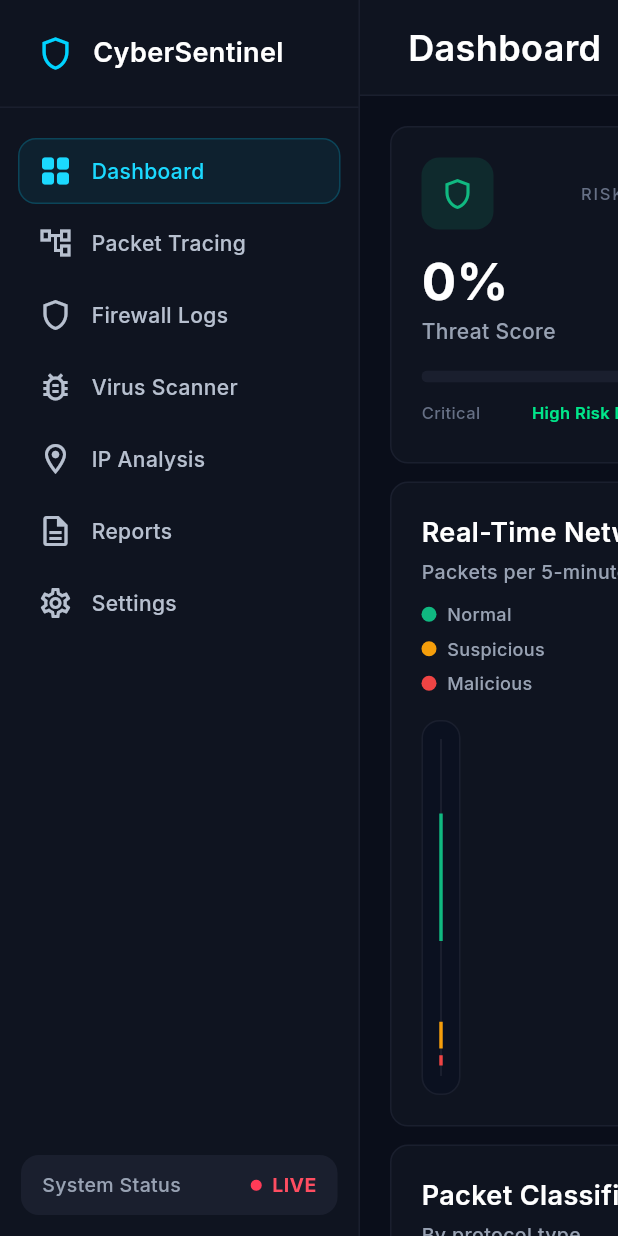
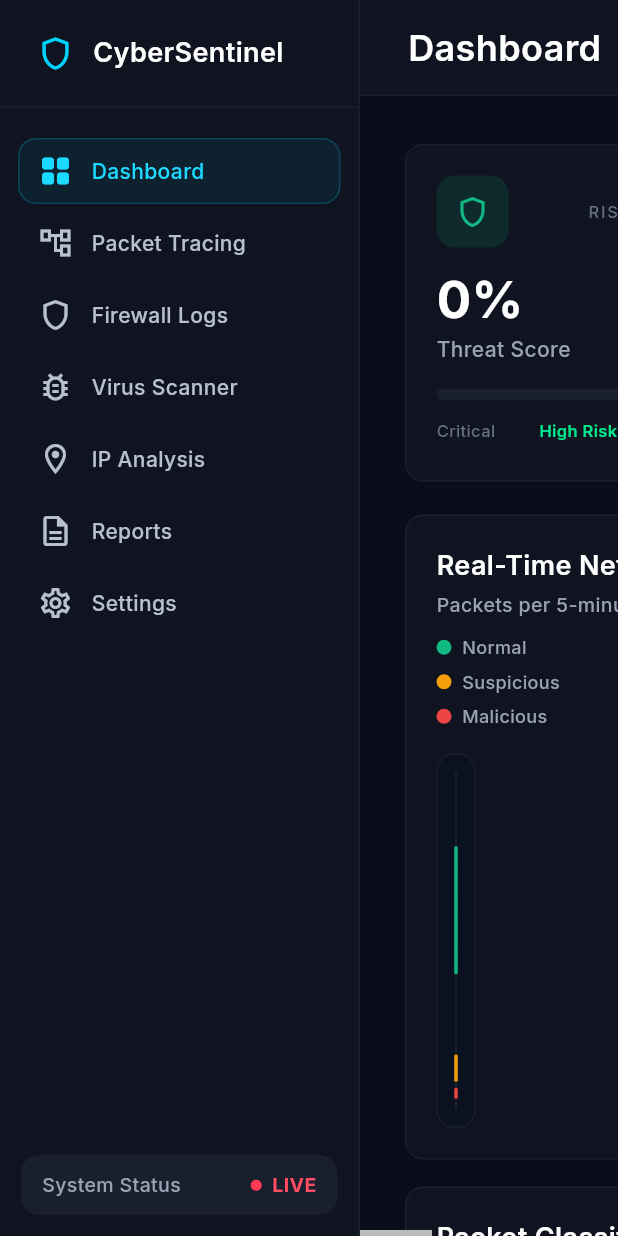
Before and after one commit to hammad-umt/cybersentinel, a Flutter app: the screen it shows after launch, on a phone screen of 412 x 824 dp. Run offline on Flutter 3.47's test engine with Material 3 defaults, Android fonts, the phone set to English and light mode, and no system bars; our stand-ins replace google_fonts.

Commit message:
(fix): improved dashboard ui

```diff
--- a/lib/widgets/dashbaord/dashboard_screen.dart
+++ b/lib/widgets/dashbaord/dashboard_screen.dart
@@ -8,7 +8,7 @@ void showNotImplemented(BuildContext context) {
 }
 
 class DashboardLayout extends StatelessWidget {
-  const DashboardLayout({required this.child});
+  const DashboardLayout({super.key, required this.child});
 
   final Widget child;
 
@@ -37,8 +37,30 @@ class DashboardLayout extends StatelessWidget {
   }
 }
 
-class DashboardScreen extends StatelessWidget {
+class DashboardScreen extends StatefulWidget {
   const DashboardScreen({super.key});
+
+  @override
+  State<DashboardScreen> createState() => _DashboardScreenState();
+}
+
+class _DashboardScreenState extends State<DashboardScreen> {
+  late ScrollController _horizontalController;
+  late ScrollController _verticalController;
+
+  @override
+  void initState() {
+    super.initState();
+    _horizontalController = ScrollController();
+    _verticalController = ScrollController();
+  }
+
+  @override
+  void dispose() {
+    _horizontalController.dispose();
+    _verticalController.dispose();
+    super.dispose();
+  }
 
   @override
   Widget build(BuildContext context) {
@@ -50,12 +72,14 @@ class DashboardScreen extends StatelessWidget {
               : constraints.maxWidth;
 
           return Scrollbar(
+            controller: _horizontalController,
             thumbVisibility: true,
             child: SingleChildScrollView(
+              controller: _horizontalController,
               scrollDirection: Axis.horizontal,
               child: SizedBox(
                 width: desktopBodyWidth,
-                child: const _DashboardBody(),
+                child: _DashboardBody(verticalController: _verticalController),
               ),
             ),
           );
@@ -65,9 +89,16 @@ class DashboardScreen extends StatelessWidget {
   }
 }
 
-class _DashboardBody extends StatelessWidget {
-  const _DashboardBody();
+class _DashboardBody extends StatefulWidget {
+  const _DashboardBody({required this.verticalController});
 
+  final ScrollController verticalController;
+
+  @override
+  State<_DashboardBody> createState() => _DashboardBodyState();
+}
+
+class _DashboardBodyState extends State<_DashboardBody> {
   @override
   Widget build(BuildContext context) {
     return Column(
@@ -130,7 +161,7 @@ class _DashboardBody extends StatelessWidget {
                       ],
                     ),
                   ),
-                  const SizedBox(width: 12),
+                  const SizedBox(width: 2),
                   _ActionButton(
                     onTap: () => showNotImplemented(context),
                     child: const SizedBox(
@@ -190,19 +221,26 @@ class _DashboardBody extends StatelessWidget {
         ),
         Expanded(
           child: Scrollbar(
+            controller: widget.verticalController,
             thumbVisibility: true,
             child: SingleChildScrollView(
+              controller: widget.verticalController,
               padding: const EdgeInsets.all(20),
-              child: const Column(
+              child: Container(
+                margin: const EdgeInsets.fromLTRB(10, 12, 10, 12),
+                child: Column(
                   crossAxisAlignment: CrossAxisAlignment.stretch,
                   children: [
                     SizedBox(
                       height: 225,
                       child: Row(
                         children: [
-                        Expanded(child: _ThreatScoreCard()),
-                        SizedBox(width: 12),
-                        Expanded(
+                          const Expanded(
+                            child: _HoverableCard(child: _ThreatScoreCard()),
+                          ),
+                          const SizedBox(width: 12),
+                          const Expanded(
+                            child: _HoverableCard(
                               child: _KpiCard(
                                 icon: Icons.warning_amber_rounded,
                                 iconColor: Color(0xFFEF4444),
@@ -213,8 +251,10 @@ class _DashboardBody extends StatelessWidget {
                                 deltaColor: Color(0xFFF87171),
                               ),
                             ),
-                        SizedBox(width: 12),
-                        Expanded(
+                          ),
+                          const SizedBox(width: 12),
+                          const Expanded(
+                            child: _HoverableCard(
                               child: _KpiCard(
                                 icon: Icons.show_chart_rounded,
                                 iconColor: Color(0xFF3B82F6),
@@ -225,8 +265,10 @@ class _DashboardBody extends StatelessWidget {
                                 deltaColor: Color(0xFF98A2B3),
                               ),
                             ),
-                        SizedBox(width: 12),
-                        Expanded(
+                          ),
+                          const SizedBox(width: 12),
+                          const Expanded(
+                            child: _HoverableCard(
                               child: _KpiCard(
                                 icon: Icons.language,
                                 iconColor: Color(0xFFF59E0B),
@@ -237,28 +279,46 @@ class _DashboardBody extends StatelessWidget {
                                 deltaColor: Color(0xFF34D399),
                               ),
                             ),
+                          ),
                         ],
                       ),
                     ),
-                  SizedBox(height: 12),
-                  SizedBox(
+                    const SizedBox(height: 12),
+                    Padding(
+                      padding: const EdgeInsets.only(top: 10, bottom: 6),
+                      child: SizedBox(
                         height: 430,
                         child: Row(
                           children: [
-                        Expanded(flex: 2, child: _TrafficCard()),
+                            Expanded(
+                              flex: 2,
+                              child: _HoverableCard(child: _TrafficCard()),
+                            ),
                             SizedBox(width: 12),
-                        Expanded(child: _AlertsCard()),
+                            Expanded(
+                              child: _HoverableCard(child: _AlertsCard()),
+                            ),
                           ],
                         ),
                       ),
-                  SizedBox(height: 12),
-                  SizedBox(
+                    ),
+                    const SizedBox(height: 12),
+                    const SizedBox(
                       height: 430,
                       child: Row(
                         children: [
-                        Expanded(child: _PacketClassificationCard()),
+                          Expanded(
+                            child: _HoverableCard(
+                              child: _PacketClassificationCard(),
+                            ),
+                          ),
                           SizedBox(width: 12),
-                        Expanded(flex: 2, child: _MaliciousIPsTableCard()),
+                          Expanded(
+                            flex: 2,
+                            child: _HoverableCard(
+                              child: _MaliciousIPsTableCard(),
+                            ),
+                          ),
                         ],
                       ),
                     ),
@@ -267,7 +327,38 @@ class _DashboardBody extends StatelessWidget {
               ),
             ),
           ),
+        ),
       ],
+    );
+  }
+}
+
+class _HoverableCard extends StatefulWidget {
+  const _HoverableCard({required this.child});
+
+  final Widget child;
+
+  @override
+  State<_HoverableCard> createState() => _HoverableCardState();
+}
+
+class _HoverableCardState extends State<_HoverableCard> {
+  bool _isHovering = false;
+
+  @override
+  Widget build(BuildContext context) {
+    return MouseRegion(
+      onEnter: (_) => setState(() => _isHovering = true),
+      onExit: (_) => setState(() => _isHovering = false),
+      child: Container(
+        decoration: _isHovering
+            ? BoxDecoration(
+                border: Border.all(color: const Color(0xFF22D3EE), width: 0.6),
+                borderRadius: BorderRadius.circular(12),
+              )
+            : null,
+        child: widget.child,
+      ),
     );
   }
 }
@@ -634,7 +725,7 @@ class _AlertsCard extends StatelessWidget {
           Expanded(
             child: ListView.separated(
               itemCount: alerts.length,
-              separatorBuilder: (_, __) => const SizedBox(height: 10),
+              separatorBuilder: (_, _) => const SizedBox(height: 10),
               itemBuilder: (context, index) {
                 final item = alerts[index];
                 final levelColor = item.$5;
@@ -937,7 +1028,7 @@ class _MaliciousIPsTableCard extends StatelessWidget {
           Expanded(
             child: ListView.separated(
               itemCount: rows.length,
-              separatorBuilder: (_, __) =>
+              separatorBuilder: (_, _) =>
                   const Divider(color: Color(0xFF1A1F2E), height: 1),
               itemBuilder: (context, index) {
                 final row = rows[index];
```
Lines whose indentation alone changed are shown as unchanged.
